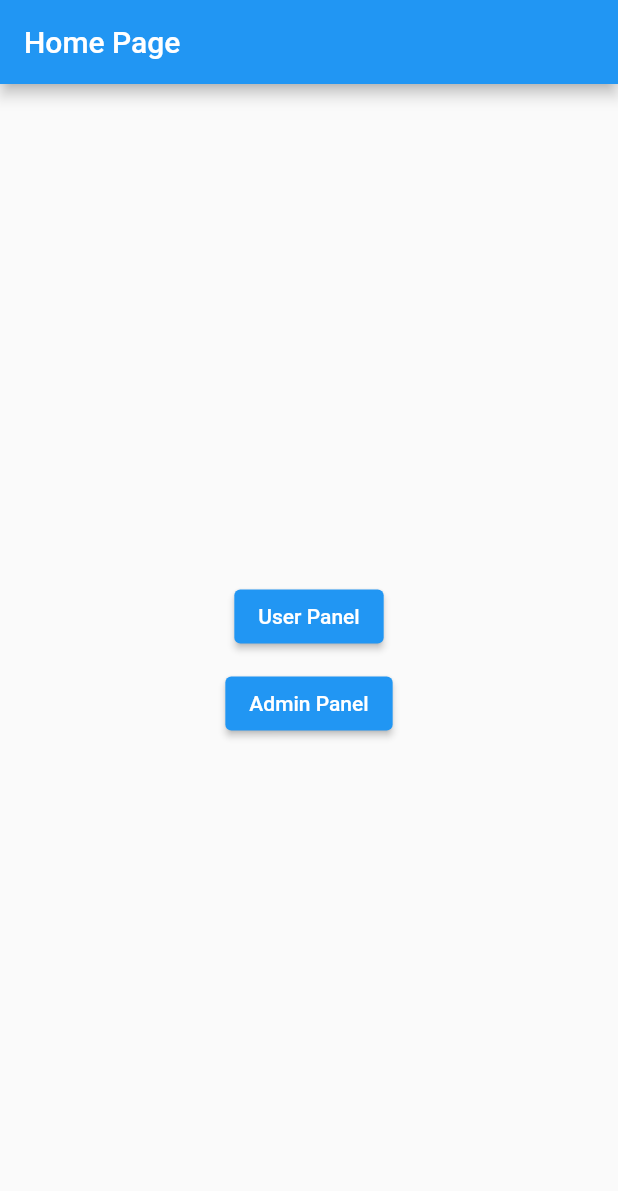
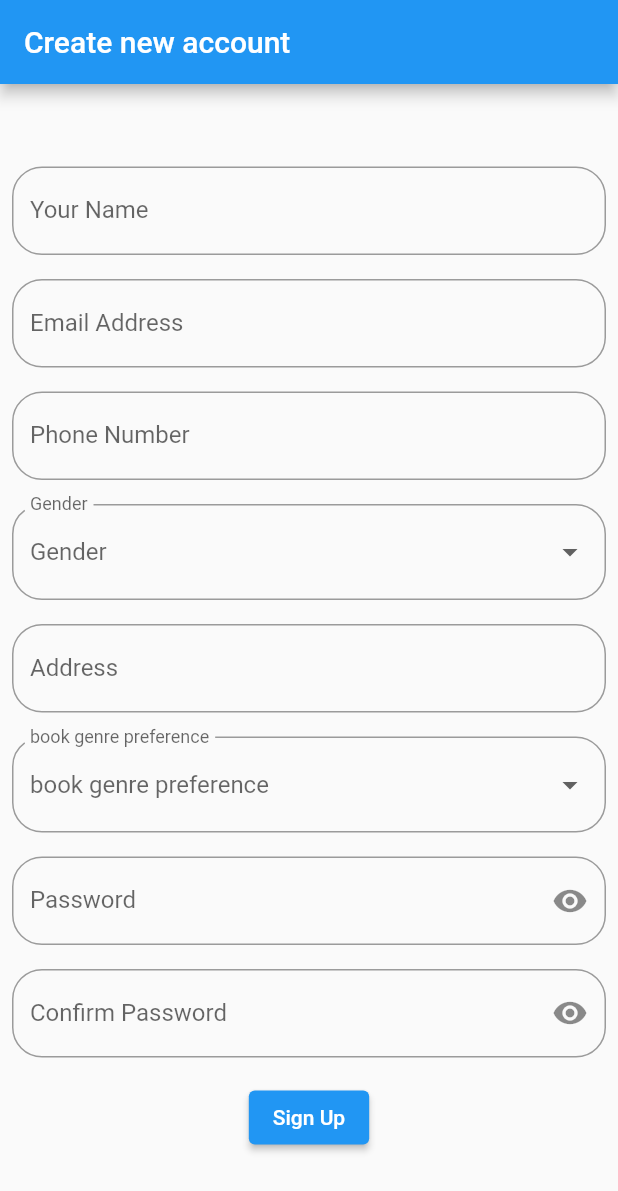
Before and after one commit to muradhossin/library_management, a Flutter app: the screen it shows after launch, on a phone screen of 412 x 824 dp. Shown: the top 1191 px of the screen. Run offline on Flutter 3.47's test engine with Material 2 defaults, Android fonts, the phone set to English and light mode, and no system bars; missing offline and left inert: dart:js.

Commit message:
user signup design

```diff
--- a/lib/main.dart
+++ b/lib/main.dart
@@ -3,14 +3,16 @@ import 'dart:js';
 import 'package:flutter/material.dart';
 import 'package:library_management/pages/home_page.dart';
 import 'package:library_management/pages/login_page.dart';
+import 'package:library_management/pages/user_signup.dart';
 
 void main(){
   runApp(MaterialApp(
     debugShowCheckedModeBanner: false,
-    initialRoute: HomePage.routeName,
+    initialRoute: UserSignup.routeName,
     routes: {
       HomePage.routeName: (context) => HomePage(),
       LoginPage.routeName: (context) => LoginPage(),
+      UserSignup.routeName: (context) => UserSignup(),
     },
   ));
 }
--- /dev/null
+++ b/lib/pages/user_signup.dart
@@ -0,0 +1,179 @@
+import 'package:flutter/material.dart';
+import 'package:library_management/pages/home_page.dart';
+import 'package:library_management/pages/login_page.dart';
+
+class UserSignup extends StatefulWidget {
+  const UserSignup({Key? key}) : super(key: key);
+
+  static const String routeName = '/usersignup';
+
+  @override
+  State<UserSignup> createState() => _UserSignupState();
+}
+
+class _UserSignupState extends State<UserSignup> {
+  bool _isObsecure = true;
+
+  @override
+  Widget build(BuildContext context) {
+    return Scaffold(
+      appBar: AppBar(
+        title: const Text('Create new account'),
+      ),
+      body: Center(
+        child: Column(
+          mainAxisAlignment: MainAxisAlignment.center,
+          children: [
+            Padding(
+              padding: const EdgeInsets.all(8.0),
+              child: TextFormField(
+                decoration: InputDecoration(
+                  border: OutlineInputBorder(
+                    borderRadius: BorderRadius.circular(20.0),
+                  ),
+                  hintText: 'Your Name',
+                  labelText: 'Your Name',
+                ),
+              ),
+            ),
+            Padding(
+              padding: const EdgeInsets.all(8.0),
+              child: TextFormField(
+                decoration: InputDecoration(
+                  border: OutlineInputBorder(
+                    borderRadius: BorderRadius.circular(20.0),
+                  ),
+                  hintText: 'Email Address',
+                  labelText: 'Email Address',
+                ),
+              ),
+            ),
+            Padding(
+              padding: const EdgeInsets.all(8.0),
+              child: TextFormField(
+                decoration: InputDecoration(
+                  border: OutlineInputBorder(
+                    borderRadius: BorderRadius.circular(20.0),
+                  ),
+                  hintText: 'Phone Number',
+                  labelText: 'Phone Number',
+                ),
+              ),
+            ),
+            Padding(
+              padding: const EdgeInsets.all(8.0),
+              child: DropdownButtonFormField(
+                borderRadius: BorderRadius.circular(20.0),
+                decoration: InputDecoration(
+                    border: OutlineInputBorder(
+                      borderRadius: BorderRadius.circular(20.0),
+                    ),
+                    hintText: "Gender",
+                    labelText: 'Gender'),
+                items: <String>['Male', 'Female'].map((String value) {
+                  return DropdownMenuItem<String>(
+                    value: value,
+                    child: Text(value),
+                  );
+                }).toList(),
+                onChanged: (_) {},
+              ),
+            ),
+            Padding(
+              padding: const EdgeInsets.all(8.0),
+              child: TextFormField(
+                decoration: InputDecoration(
+                  border: OutlineInputBorder(
+                    borderRadius: BorderRadius.circular(20.0),
+                  ),
+                  hintText: 'Address',
+                  labelText: 'Address',
+                ),
+              ),
+            ),
+            Padding(
+              padding: const EdgeInsets.all(8.0),
+              child: DropdownButtonFormField(
+                borderRadius: BorderRadius.circular(20.0),
+                decoration: InputDecoration(
+                    border: OutlineInputBorder(
+                      borderRadius: BorderRadius.circular(20.0),
+                    ),
+                    hintText: "book genre preference",
+                    labelText: 'book genre preference'),
+                items: <String>[
+                  'Fiction',
+                  'Nonfiction',
+                  'Drama',
+                  'Poetry',
+                  'Folktale'
+                ].map((String value) {
+                  return DropdownMenuItem<String>(
+                    value: value,
+                    child: Text(value),
+                  );
+                }).toList(),
+                onChanged: (_) {},
+              ),
+            ),
+            Padding(
+              padding: const EdgeInsets.all(8.0),
+              child: TextFormField(
+                obscureText: _isObsecure,
+                obscuringCharacter: "*",
+                decoration: InputDecoration(
+                    border: OutlineInputBorder(
+                      borderRadius: BorderRadius.circular(20.0),
+                    ),
+                    hintText: 'Password',
+                    labelText: 'Password',
+                    suffixIcon: IconButton(
+                      icon: Icon(_isObsecure
+                          ? Icons.visibility
+                          : Icons.visibility_off),
+                      onPressed: () {
+                        setState(() {
+                          _isObsecure = !_isObsecure;
+                        });
+                      },
+                    )),
+              ),
+            ),
+            Padding(
+              padding: const EdgeInsets.all(8.0),
+              child: TextFormField(
+                obscureText: _isObsecure,
+                obscuringCharacter: "*",
+                decoration: InputDecoration(
+                    border: OutlineInputBorder(
+                      borderRadius: BorderRadius.circular(20.0),
+                    ),
+                    hintText: 'Confirm Password',
+                    labelText: 'Confirm Password',
+                    suffixIcon: IconButton(
+                      icon: Icon(_isObsecure
+                          ? Icons.visibility
+                          : Icons.visibility_off),
+                      onPressed: () {
+                        setState(() {
+                          _isObsecure = !_isObsecure;
+                        });
+                      },
+                    )),
+              ),
+            ),
+            Padding(
+              padding: const EdgeInsets.all(8.0),
+              child: ElevatedButton(
+                onPressed: (){
+                  Navigator.pushNamed(context, LoginPage.routeName);
+                },
+                child: const Text("Sign Up"),
+              ),
+            ),
+          ],
+        ),
+      ),
+    );
+  }
+}
```
